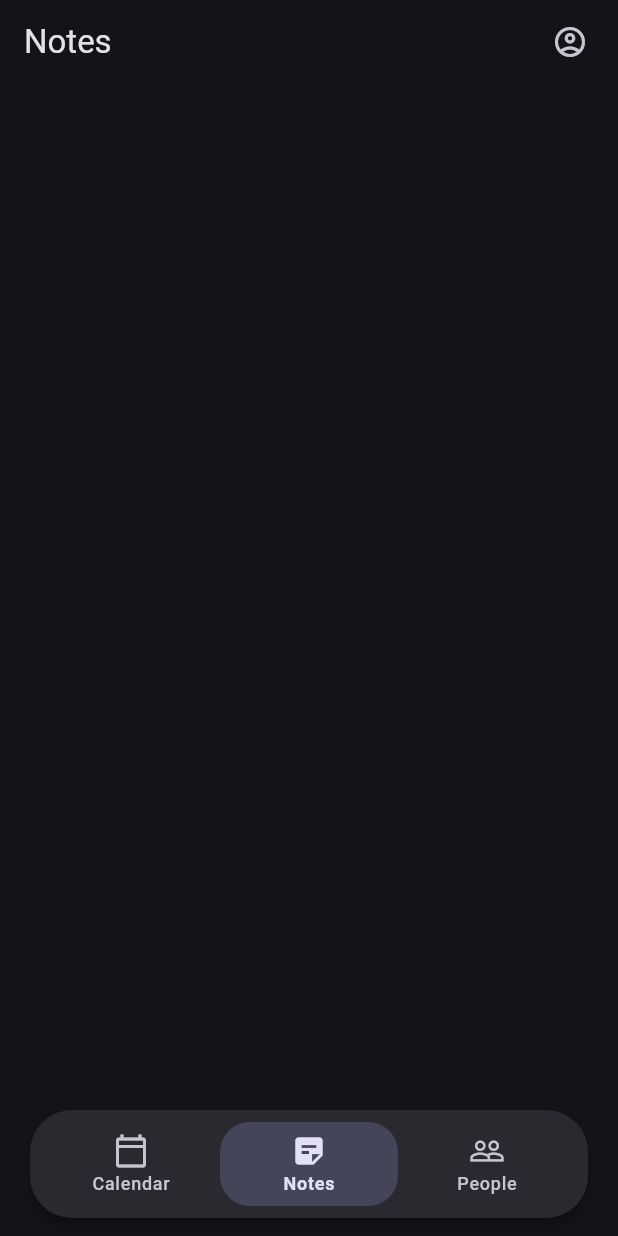
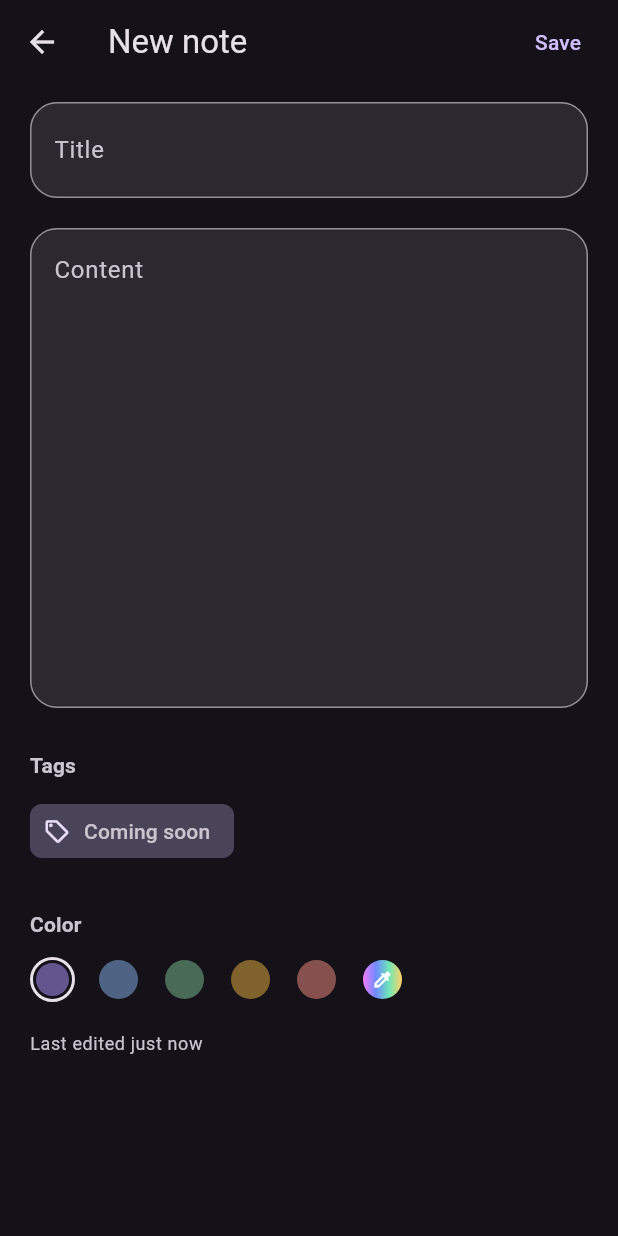
Before and after one commit to manuelsanta06/sized-up, a Flutter app: the screen it shows after launch, item 2 of the bottom bar chosen, after a tap on "Create note", on a phone screen of 412 x 824 dp. Run offline on Flutter 3.47's test engine with Material 3 defaults, Android fonts, the phone set to English and light mode, and no system bars; our stand-ins replace flutter_riverpod, isar; accounts and stored records are empty; generated files the repository leaves out were written again.

Commit message:
basic notes UI

```diff
--- /dev/null
+++ b/lib/features/notes/application/note_providers.dart
@@ -0,0 +1,25 @@
+import 'dart:async';
+
+import 'package:flutter_riverpod/flutter_riverpod.dart';
+
+import '../data/models/note.dart';
+import '../../../core/providers/app_providers.dart';
+
+final notesProvider = StreamProvider<List<Note>>((ref){
+  return ref.watch(noteRepositoryProvider).watchAll();
+});
+
+final noteEditorControllerProvider=AsyncNotifierProvider<NoteEditorController,void>(NoteEditorController.new);
+
+class NoteEditorController extends AsyncNotifier<void>{
+  @override
+  FutureOr<void> build(){}
+  Future<bool> save(Note note)async{
+    state = const AsyncLoading();
+    final result = await AsyncValue.guard<void>(()async{
+      await ref.read(noteRepositoryProvider).save(note);
+    });
+    state = result;
+    return !result.hasError;
+  }
+}
--- a/lib/features/notes/data/models/note.dart
+++ b/lib/features/notes/data/models/note.dart
@@ -4,17 +4,16 @@ import 'package:uuid/uuid.dart';
 part 'note.g.dart';
 
 @collection
-class Note {
-  Id id = Isar.autoIncrement;
-
+class Note{
+  static const defaultColorValue=0xFF65558F;
+  Id id=Isar.autoIncrement;
   @Index(unique: true)
   String syncId = const Uuid().v4();
-
   @Index()
   String title = '';
-
   String content = '';
   DateTime createdAt = DateTime.now();
   DateTime updatedAt = DateTime.now();
   bool archived = false;
+  int colorValue = defaultColorValue;
 }
--- /dev/null
+++ b/lib/features/notes/presentation/note_editor_page.dart
@@ -0,0 +1,211 @@
+import 'package:flutter/material.dart';
+import 'package:flutter_riverpod/flutter_riverpod.dart';
+
+import '../application/note_providers.dart';
+import '../data/models/note.dart';
+import 'note_palette.dart';
+
+class NoteEditorPage extends ConsumerStatefulWidget{
+  const NoteEditorPage({this.note,super.key});
+  final Note? note;
+  @override
+  ConsumerState<NoteEditorPage> createState()=>_NoteEditorPageState();
+}
+
+class _NoteEditorPageState extends ConsumerState<NoteEditorPage>{
+  final _formKey=GlobalKey<FormState>();
+  late final TextEditingController _titleController;
+  late final TextEditingController _contentController;
+  late int _selectedColorValue;
+  bool get _isEditing=>widget.note!=null;
+  @override
+  void initState(){
+    super.initState();
+    final note=widget.note;
+    _titleController=TextEditingController(text:note?.title??'');
+    _contentController=TextEditingController(text:note?.content??'');
+    _selectedColorValue=note?.colorValue??Note.defaultColorValue;
+  }
+  @override
+  void dispose(){
+    _titleController.dispose();
+    _contentController.dispose();
+    super.dispose();
+  }
+  @override
+  Widget build(BuildContext context){
+    final accentColor=noteColorFromValue(_selectedColorValue);
+    final baseTheme=Theme.of(context);
+    final colorScheme=ColorScheme.fromSeed(seedColor:accentColor,brightness:Brightness.dark);
+    final fieldBorder=OutlineInputBorder(borderRadius:BorderRadius.circular(18));
+    final theme=baseTheme.copyWith(
+      colorScheme:colorScheme,
+      scaffoldBackgroundColor:colorScheme.surface,
+      inputDecorationTheme:baseTheme.inputDecorationTheme.copyWith(
+        filled:true,
+        fillColor:colorScheme.surfaceContainerHigh,
+        border:fieldBorder,
+        enabledBorder:fieldBorder.copyWith(borderSide:BorderSide(color:colorScheme.outline)),
+        focusedBorder:fieldBorder.copyWith(borderSide:BorderSide(color:colorScheme.primary,width:2)),
+        errorBorder:fieldBorder.copyWith(borderSide:BorderSide(color:colorScheme.error)),
+        focusedErrorBorder:fieldBorder.copyWith(borderSide:BorderSide(color:colorScheme.error,width:2)),
+      ),
+    );
+    return Theme(
+      data:theme,
+      child:Scaffold(
+        appBar:AppBar(
+          title:Text(_isEditing?'Edit note':'New note'),
+          actions:[
+            _SaveButton(isSaving:ref.watch(noteEditorControllerProvider).isLoading,onPressed:_save),
+            const SizedBox(width:8),
+          ],
+        ),
+        body:Form(
+          key:_formKey,
+          child:ListView(
+            padding:const EdgeInsets.fromLTRB(20,12,20,32),
+            children:[
+              TextFormField(
+                controller:_titleController,
+                textCapitalization:TextCapitalization.sentences,
+                style:baseTheme.textTheme.headlineSmall,
+                decoration:const InputDecoration(labelText:'Title',hintText:'Give your note a title'),
+                validator:(value){
+                  if(value==null||value.trim().isEmpty)return'A title is required.';
+                  return null;
+                },
+              ),
+              const SizedBox(height:20),
+              TextFormField(
+                controller:_contentController,
+                textCapitalization:TextCapitalization.sentences,
+                minLines:12,
+                maxLines:null,
+                decoration:const InputDecoration(labelText:'Content',alignLabelWithHint:true,hintText:'Write whatever you want to remember.'),
+              ),
+              const SizedBox(height:28),
+              const _SectionLabel(label:'Tags'),
+              const SizedBox(height:10),
+              const _ComingSoonChip(),
+              const SizedBox(height:28),
+              const _SectionLabel(label:'Color'),
+              const SizedBox(height:12),
+              _NoteColorSelector(selectedValue:_selectedColorValue,onSelected:(value)=>setState(()=>_selectedColorValue=value)),
+              const SizedBox(height:20),
+              _LastEditedLabel(date:widget.note?.updatedAt),
+            ],
+          ),
+        ),
+      ),
+    );
+  }
+  Future<void> _save()async{
+    if(!_formKey.currentState!.validate())return;
+    final note=widget.note??Note();
+    note.title=_titleController.text.trim();
+    note.content=_contentController.text.trim();
+    note.colorValue=_selectedColorValue;
+    final saved=await ref.read(noteEditorControllerProvider.notifier).save(note);
+    if(!mounted)return;
+    if(saved){
+      Navigator.of(context).pop();
+      return;
+    }
+    ScaffoldMessenger.of(context).showSnackBar(const SnackBar(content:Text('The note could not be saved.')));
+  }
+}
+
+class _SaveButton extends StatelessWidget{
+  const _SaveButton({required this.isSaving,required this.onPressed});
+  final bool isSaving;
+  final VoidCallback onPressed;
+  @override
+  Widget build(BuildContext context)=>TextButton(onPressed:isSaving?null:onPressed,child:isSaving?const SizedBox(width:18,height:18,child:CircularProgressIndicator(strokeWidth:2)):const Text('Save'));
+}
+
+class _SectionLabel extends StatelessWidget{
+  const _SectionLabel({required this.label});
+  final String label;
+  @override
+  Widget build(BuildContext context){
+    final theme=Theme.of(context);
+    return Text(label,style:theme.textTheme.labelLarge?.copyWith(color:theme.colorScheme.onSurfaceVariant,fontWeight:FontWeight.w700));
+  }
+}
+
+class _ComingSoonChip extends StatelessWidget{
+  const _ComingSoonChip();
+  @override
+  Widget build(BuildContext context){
+    final colorScheme=Theme.of(context).colorScheme;
+    return Align(
+      alignment:Alignment.centerLeft,
+      child:Chip(avatar:Icon(Icons.sell_outlined,size:18,color:colorScheme.onSecondaryContainer),label:const Text('Coming soon'),backgroundColor:colorScheme.secondaryContainer,side:BorderSide.none),
+    );
+  }
+}
+
+class _NoteColorSelector extends StatelessWidget{
+  const _NoteColorSelector({required this.selectedValue,required this.onSelected});
+  final int selectedValue;
+  final ValueChanged<int> onSelected;
+  @override
+  Widget build(BuildContext context)=>Wrap(spacing:14,runSpacing:14,children:[for(final option in noteColorOptions)_ColorOption(option:option,selected:selectedValue==option.value,onTap:()=>onSelected(option.value))]);
+}
+
+class _ColorOption extends StatelessWidget{
+  const _ColorOption({required this.option,required this.selected,required this.onTap});
+  final NoteColorOption option;
+  final bool selected;
+  final VoidCallback onTap;
+  @override
+  Widget build(BuildContext context){
+    final color=noteColorFromValue(option.value);
+    final colorScheme=Theme.of(context).colorScheme;
+    return Semantics(
+      button:true,
+      selected:selected,
+      label:option.label,
+      child:InkWell(
+        onTap:onTap,
+        borderRadius:BorderRadius.circular(18),
+        child:AnimatedContainer(
+          duration:const Duration(milliseconds:160),
+          width:30,
+          height:30,
+          padding:const EdgeInsets.all(2),
+          decoration:BoxDecoration(shape:BoxShape.circle,border:selected?Border.all(color:colorScheme.onSurface,width:2):null),
+          child:DecoratedBox(
+            decoration:BoxDecoration(
+              color:option.isCustom?null:color,
+              gradient:option.isCustom?const LinearGradient(colors:
+                [Color(0xFFF17CFF),Color(0xFF6E8BFF),Color(0xFF6EE7B7),Color(0xFFFFD166)]):null,
+              shape:BoxShape.circle,
+            ),
+            child:option.isCustom?const Icon(Icons.colorize,size:14):null,
+          ),
+        ),
+      ),
+    );
+  }
+}
+
+class _LastEditedLabel extends StatelessWidget{
+  const _LastEditedLabel({this.date});
+  final DateTime? date;
+  @override
+  Widget build(BuildContext context){
+    final color=Theme.of(context).colorScheme.onSurfaceVariant;
+    return Text(_label(),style:Theme.of(context).textTheme.bodySmall?.copyWith(color:color));
+  }
+  String _label(){
+    if(date==null)return'Last edited just now';
+    final elapsed=DateTime.now().difference(date!);
+    if(elapsed.inMinutes<1)return'Last edited just now';
+    if(elapsed.inHours<1)return'Last edited ${elapsed.inMinutes}m ago';
+    if(elapsed.inDays<1)return'Last edited ${elapsed.inHours}h ago';
+    if(elapsed.inDays<7)return'Last edited ${elapsed.inDays}d ago';
+    return'Last edited ${date!.day}/${date!.month}/${date!.year}';
+  }
+}
--- /dev/null
+++ b/lib/features/notes/presentation/note_palette.dart
@@ -0,0 +1,19 @@
+import 'package:flutter/material.dart';
+
+class NoteColorOption {
+  const NoteColorOption({required this.label,required this.value,this.isCustom=false});
+  final String label;
+  final int value;
+  final bool isCustom;
+}
+
+const noteColorOptions = [
+  NoteColorOption(label: 'Violet', value: 0xFF65558F),
+  NoteColorOption(label: 'Blue', value: 0xFF4F6384),
+  NoteColorOption(label: 'Green', value: 0xFF486A56),
+  NoteColorOption(label: 'Amber', value: 0xFF80622D),
+  NoteColorOption(label: 'Red', value: 0xFF86504E),
+  NoteColorOption(label: 'Custom',value: 0xFF8D6DB5,isCustom: true),
+];
+
+Color noteColorFromValue(int value) => Color(value);
--- a/lib/features/notes/presentation/notes_page.dart
+++ b/lib/features/notes/presentation/notes_page.dart
@@ -1,14 +1,97 @@
 import 'package:flutter/material.dart';
 import 'package:flutter_riverpod/flutter_riverpod.dart';
 
-import '../../../core/providers/app_providers.dart';
+import '../application/note_providers.dart';
+import '../data/models/note.dart';
+import 'note_editor_page.dart';
+import 'note_palette.dart';
 
-class NotesPage extends ConsumerWidget {
+class NotesPage extends ConsumerWidget{
   const NotesPage({super.key});
-
   @override
-  Widget build(BuildContext context, WidgetRef ref) {
-    final noteRepository = ref.watch(noteRepositoryProvider);
-    return SizedBox.shrink(key: ObjectKey(noteRepository));
+  Widget build(BuildContext context,WidgetRef ref){
+    final notes=ref.watch(notesProvider);
+    return notes.when(
+      loading:()=>const Center(child:CircularProgressIndicator()),
+      error:(error,stackTrace)=>_NotesError(message:'Notes could not be loaded.',onRetry:()=>ref.invalidate(notesProvider)),
+      data:(items)=>_NotesContent(notes:items),
+    );
   }
 }
+
+class _NotesContent extends StatelessWidget{
+  const _NotesContent({required this.notes});
+  final List<Note> notes;
+  @override
+  Widget build(BuildContext context){
+    if(notes.isEmpty)return _EmptyNotes(onCreateNote:()=>_openEditor(context));
+    return ListView.separated(
+      padding:const EdgeInsets.fromLTRB(20,20,20,140),
+      itemCount:notes.length,
+      separatorBuilder:(_,index)=>const SizedBox(height:12),
+      itemBuilder:(context,index){
+        final note=notes[index];
+        return _NoteCard(note:note,onTap:()=>_openEditor(context,note:note));
+      },
+    );
+  }
+  void _openEditor(BuildContext context,{Note? note}){
+    Navigator.of(context).push(MaterialPageRoute<void>(builder:(_)=>NoteEditorPage(note:note)));
+  }
+}
+
+class _EmptyNotes extends StatelessWidget{
+  const _EmptyNotes({required this.onCreateNote});
+  final VoidCallback onCreateNote;
+  @override
+  Widget build(BuildContext context){
+    final colorScheme=Theme.of(context).colorScheme;
+    return Center(
+      child:Padding(
+        padding:const EdgeInsets.all(32),
+        child:Column(
+          mainAxisSize:MainAxisSize.min,
+          children:[
+            Icon(Icons.sticky_note_2_outlined,size:48,color:colorScheme.primary),
+            const SizedBox(height:16),
+            Text('No notes yet',style:Theme.of(context).textTheme.titleLarge),
+            const SizedBox(height:8),
+            Text('Create your first note to start collecting ideas.',textAlign:TextAlign.center,style:Theme.of(context).textTheme.bodyMedium?.copyWith(color:colorScheme.onSurfaceVariant)),
+            const SizedBox(height:20),
+            FilledButton.icon(onPressed:onCreateNote,icon:const Icon(Icons.note_add_outlined),label:const Text('Create note')),
+          ],
+        ),
+      ),
+    );
+  }
+}
+
+class _NoteCard extends StatelessWidget{
+  const _NoteCard({required this.note,required this.onTap});
+  final Note note;
+  final VoidCallback onTap;
+  @override
+  Widget build(BuildContext context){
+    final colorScheme=Theme.of(context).colorScheme;
+    final accentColor=noteColorFromValue(note.colorValue);
+    return Card(
+      color:Color.alphaBlend(accentColor.withValues(alpha:.18),colorScheme.surfaceContainerHigh),
+      child:ListTile(
+        onTap:onTap,
+        contentPadding:const EdgeInsets.symmetric(horizontal:18,vertical:8),
+        leading:Container(width:12,height:48,decoration:BoxDecoration(color:accentColor,borderRadius:BorderRadius.circular(8))),
+        title:Text(note.title),
+        subtitle:Padding(padding:const EdgeInsets.only(top:4),child:Text(note.content.isEmpty?'No content':note.content,maxLines:2,overflow:TextOverflow.ellipsis)),
+        trailing:const Icon(Icons.chevron_right),
+      ),
+    );
+  }
+}
+
+class _NotesError extends StatelessWidget{
+  const _NotesError({required this.message,required this.onRetry});
+  final String message;
+  final VoidCallback onRetry;
+  @override
+  Widget build(BuildContext context)=>Center(child:FilledButton.tonalIcon(onPressed:onRetry,icon:const Icon(Icons.refresh),label:Text(message)));
+}
--- a/lib/navigation/app_shell.dart
+++ b/lib/navigation/app_shell.dart
@@ -5,6 +5,7 @@ import '../features/calendar/presentation/calendar_page.dart';
 import '../features/notes/presentation/notes_page.dart';
 import '../features/people/presentation/people_page.dart';
 import '../features/settings/presentation/settings_page.dart';
+import '../features/notes/presentation/note_editor_page.dart';
 import 'app_section.dart';
 import 'quick_action.dart';
 
@@ -225,7 +226,11 @@ class _AppShellState extends State<AppShell> {
   }
 
   void _selectQuickAction(int index) {
+    final section = _quickMenuSection;
     _closeQuickActions();
+    if(section == AppSection.notes && index == 0){
+      Navigator.of(context).push(MaterialPageRoute<void>(builder:(_)=>const NoteEditorPage()));
+    }
   }
 
   void _closeQuickActions() {
```
Also changed, not shown: lib/features/calendar/data/models/calendar_event.g.dart, lib/features/notes/data/models/note.g.dart, lib/features/people/data/models/person.g.dart, 1 other file.
